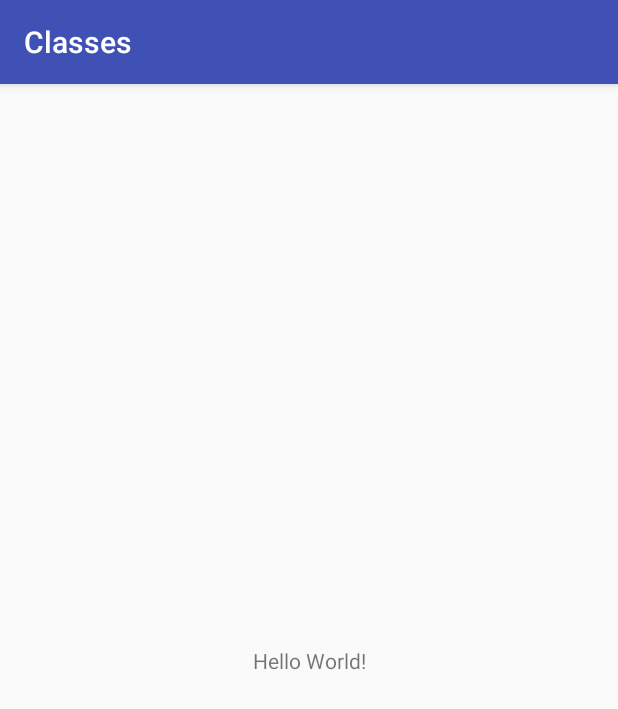
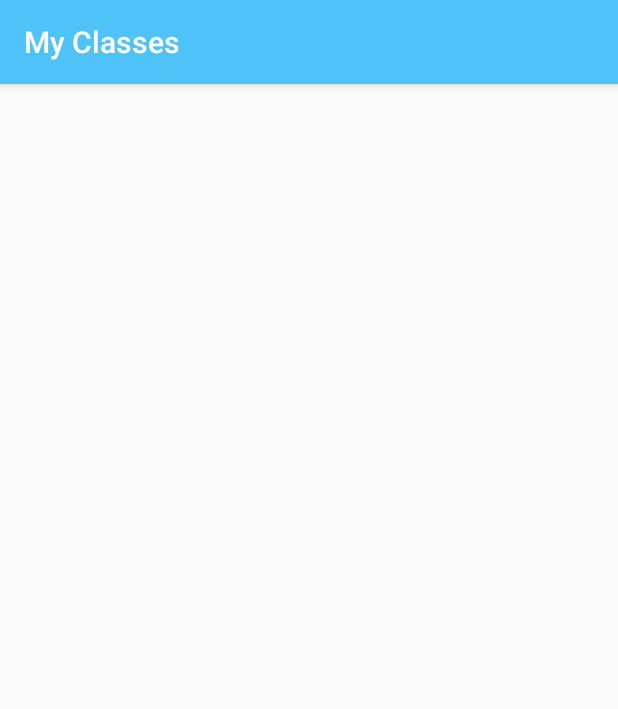
Before and after one commit to mfgabriel92/classes-android, an Android app: the screen it shows after launch (MainActivity), on a phone screen of 412 x 824 dp. Shown: the top 709 px of the screen. Run offline under Robolectric (Android 15) with nearby library versions, the phone set to English and light mode, and no system bars.

Commit message:
Added custom Toolbar and colors

```diff
--- a/app/build.gradle
+++ b/app/build.gradle
@@ -24,8 +24,8 @@ android {
 
 dependencies {
     implementation fileTree(dir: 'libs', include: ['*.jar'])
-    implementation"org.jetbrains.kotlin:kotlin-stdlib-jre7:$kotlin_version"
-    implementation 'com.android.support:appcompat-v7:28.0.0-beta01'
+    implementation"org.jetbrains.kotlin:kotlin-stdlib-jdk7:$kotlin_version"
+    implementation 'com.android.support:appcompat-v7:28.0.0-alpha1'
     implementation 'com.android.support.constraint:constraint-layout:1.1.2'
     testImplementation 'junit:junit:4.12'
     androidTestImplementation 'com.android.support.test:runner:1.0.2'
--- a/app/src/main/java/com/jjep/classes/MainActivity.kt
+++ b/app/src/main/java/com/jjep/classes/MainActivity.kt
@@ -2,11 +2,18 @@ package com.jjep.classes
 
 import android.support.v7.app.AppCompatActivity
 import android.os.Bundle
+import android.support.v7.widget.Toolbar
 
 class MainActivity : AppCompatActivity() {
+
+    var toolbar: Toolbar? = null
 
     override fun onCreate(savedInstanceState: Bundle?) {
         super.onCreate(savedInstanceState)
         setContentView(R.layout.activity_main)
+
+        toolbar = findViewById(R.id.main_activity_toolbar)
+        setSupportActionBar(toolbar)
+        supportActionBar!!.title = getString(R.string.my_classes_title)
     }
 }
--- a/app/src/main/res/layout/activity_main.xml
+++ b/app/src/main/res/layout/activity_main.xml
@@ -1,18 +1,18 @@
 <?xml version="1.0" encoding="utf-8"?>
-<android.support.constraint.ConstraintLayout xmlns:android="http://schemas.android.com/apk/res/android"
+<android.support.constraint.ConstraintLayout
+    xmlns:android="http://schemas.android.com/apk/res/android"
     xmlns:app="http://schemas.android.com/apk/res-auto"
     xmlns:tools="http://schemas.android.com/tools"
     android:layout_width="match_parent"
     android:layout_height="match_parent"
     tools:context=".MainActivity">
 
-    <TextView
-        android:layout_width="wrap_content"
-        android:layout_height="wrap_content"
-        android:text="Hello World!"
-        app:layout_constraintBottom_toBottomOf="parent"
-        app:layout_constraintLeft_toLeftOf="parent"
-        app:layout_constraintRight_toRightOf="parent"
-        app:layout_constraintTop_toTopOf="parent" />
+    <android.support.v7.widget.Toolbar
+        android:id="@+id/main_activity_toolbar"
+        android:layout_width="match_parent"
+        android:layout_height="?attr/actionBarSize"
+        android:background="@color/colorPrimary"
+        app:titleTextColor="@android:color/white"
+        android:elevation="4dp"/>
 
 </android.support.constraint.ConstraintLayout>
--- a/app/src/main/res/values/colors.xml
+++ b/app/src/main/res/values/colors.xml
@@ -1,6 +1,6 @@
 <?xml version="1.0" encoding="utf-8"?>
 <resources>
-    <color name="colorPrimary">#3F51B5</color>
-    <color name="colorPrimaryDark">#303F9F</color>
-    <color name="colorAccent">#FF4081</color>
+    <color name="colorPrimary">#4fc3f7</color>
+    <color name="colorPrimaryDark">#0093c4</color>
+    <color name="colorAccent">#8bf6ff</color>
 </resources>
--- a/app/src/main/res/values/strings.xml
+++ b/app/src/main/res/values/strings.xml
@@ -1,3 +1,6 @@
 <resources>
     <string name="app_name">Classes</string>
+
+    <!-- MainActivity -->
+    <string name="my_classes_title">My Classes</string>
 </resources>
--- a/app/src/main/res/values/styles.xml
+++ b/app/src/main/res/values/styles.xml
@@ -1,5 +1,5 @@
 <resources>
-    <style name="AppTheme" parent="Theme.AppCompat.Light.DarkActionBar">
+    <style name="AppTheme" parent="Theme.AppCompat.Light.NoActionBar">
         <item name="colorPrimary">@color/colorPrimary</item>
         <item name="colorPrimaryDark">@color/colorPrimaryDark</item>
         <item name="colorAccent">@color/colorAccent</item>
```
